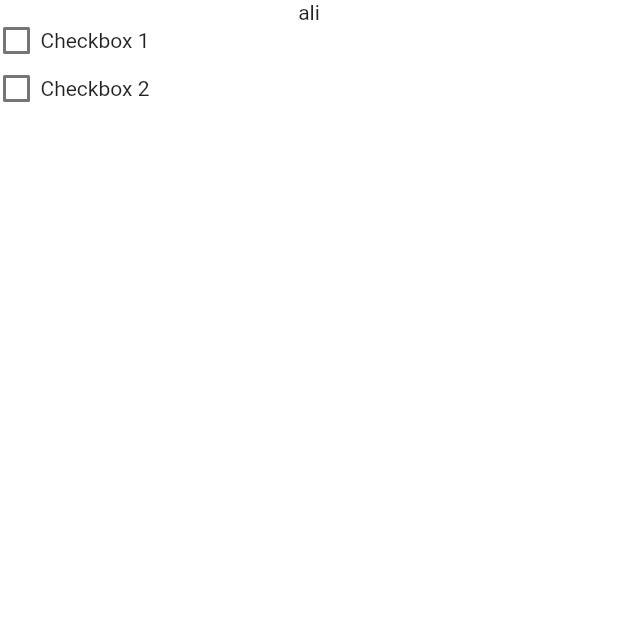
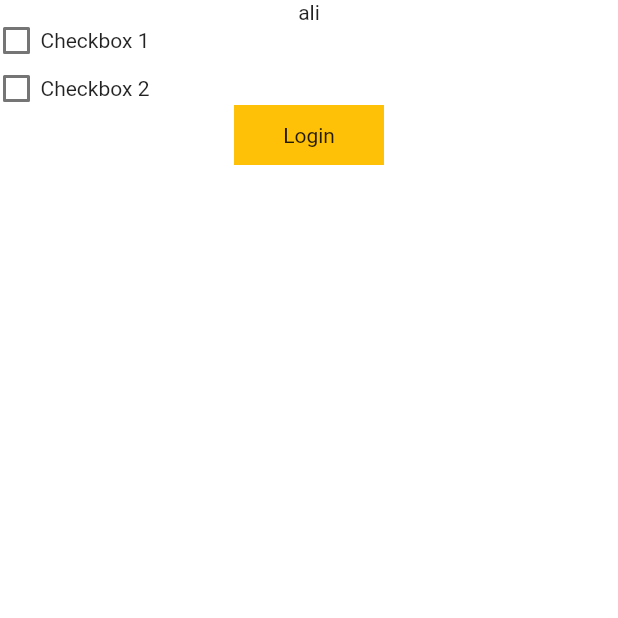
Before and after one commit to mobarak25/structure, a Flutter app: the screen it shows after launch, on a phone screen of 412 x 824 dp, the top half of it. Run offline on Flutter 3.47's test engine with Material 2 defaults, Android fonts, the phone set to English and light mode, and no system bars; our stand-ins replace bloc, equatable, flutter_bloc, get_it, injectable.

```diff
--- /dev/null
+++ b/lib/core/ioc/global.dart
@@ -0,0 +1,2 @@
+export 'ioc.config.dart';
+export 'ioc.dart';
--- /dev/null
+++ b/lib/core/ioc/ioc.dart
@@ -0,0 +1,8 @@
+import 'package:get_it/get_it.dart';
+import 'package:injectable/injectable.dart';
+import 'package:structure/core/ioc/global.dart';
+
+final getIt = GetIt.instance;
+
+@InjectableInit()
+void configureDependencies() => $initGetIt(getIt);
--- a/lib/features/app/presentation/home/bloc/home_bloc.dart
+++ b/lib/features/app/presentation/home/bloc/home_bloc.dart
@@ -1,16 +1,20 @@
 import 'dart:async';
-
 import 'package:bloc/bloc.dart';
 import 'package:equatable/equatable.dart';
+import 'package:structure/core/navigator/iflutter_navigator.dart';
+import 'package:structure/features/app/presentation/login/view/login_screen.dart';
 
 part 'home_event.dart';
 part 'home_state.dart';
 
 class HomeBloc extends Bloc<HomeEvent, HomeState> {
-  HomeBloc() : super(HomeInitial()) {
+  HomeBloc(this._iFlutterNavigator) : super(HomeInitial()) {
     on<GetCheck1val>(_getCheck1val);
     on<GetCheck2val>(_getCheck2val);
+    on<GoToLoginScreen>(_goToLoginScreen);
   }
+
+  final IFlutterNavigator _iFlutterNavigator;
 
   FutureOr<void> _getCheck1val(GetCheck1val event, Emitter<HomeState> emit) {
     emit(state.copyWith(check1val: event.value, setState2: true));
@@ -22,4 +26,10 @@ class HomeBloc extends Bloc<HomeEvent, HomeState> {
     print(state.setState2);
     print('////');
   }
+
+  FutureOr<void> _goToLoginScreen(
+      GoToLoginScreen event, Emitter<HomeState> emit) {
+    _iFlutterNavigator.push(LoginScreen.route());
+    // _iFlutterNavigator.push(NewPasswordScreen.route());
+  }
 }
--- a/lib/features/app/presentation/home/bloc/home_event.dart
+++ b/lib/features/app/presentation/home/bloc/home_event.dart
@@ -16,3 +16,5 @@ class GetCheck2val extends HomeEvent {
   const GetCheck2val({required this.value});
   final bool value;
 }
+
+class GoToLoginScreen extends HomeEvent {}
--- a/lib/features/app/presentation/home/bloc/home_state.dart
+++ b/lib/features/app/presentation/home/bloc/home_state.dart
@@ -3,32 +3,36 @@ part of 'home_bloc.dart';
 class HomeState extends Equatable {
   const HomeState({
     this.name = "ali",
+    this.isHide = true,
     this.check1val = false,
     this.check2val = false,
     this.setState2 = false,
   });
 
   final String name;
+  final bool isHide;
   final bool check1val;
   final bool check2val;
   final bool setState2;
 
   HomeState copyWith({
     String? name,
+    bool? isHide,
     bool? check1val,
     bool? check2val,
     bool? setState2,
   }) {
     return HomeState(
       name: name ?? this.name,
+      isHide: isHide ?? false,
       check1val: check1val ?? this.check1val,
       check2val: check2val ?? this.check2val,
-      setState2: setState2 ?? this.setState2,
+      setState2: setState2 ?? false,
     );
   }
 
   @override
-  List<Object> get props => [name, check1val, check2val, setState2];
+  List<Object> get props => [name, isHide, check1val, check2val, setState2];
 }
 
 class HomeInitial extends HomeState {}
--- a/lib/features/app/presentation/home/home_page.dart
+++ b/lib/features/app/presentation/home/view/home_page.dart
@@ -1,11 +1,13 @@
 import 'package:flutter/material.dart';
 import 'package:flutter_bloc/flutter_bloc.dart';
+import 'package:structure/core/ioc/global.dart';
+import 'package:structure/core/navigator/iflutter_navigator.dart';
 import 'package:structure/core/widget/body.dart';
 import 'package:structure/core/widget/checkbox.dart';
 import 'package:structure/features/app/presentation/home/bloc/home_bloc.dart';
 
 class HomeScreen extends StatelessWidget {
-  const HomeScreen({super.key});
+  const HomeScreen({Key? key}) : super(key: key);
   static Route<dynamic> route() => MaterialPageRoute<dynamic>(
         builder: (_) => const HomeScreen(),
       );
@@ -13,14 +15,14 @@ class HomeScreen extends StatelessWidget {
   @override
   Widget build(BuildContext context) {
     return BlocProvider(
-      create: (_) => HomeBloc(),
+      create: (_) => HomeBloc(getIt<IFlutterNavigator>()),
       child: BlocBuilder<HomeBloc, HomeState>(
         builder: (context, state) {
           final bloc = context.read<HomeBloc>();
           return Body(
             child: Column(
               children: [
-                Text(state.name),
+                Text(state.isHide ? state.name : 'sdf'),
                 CheckBoxB(
                   label: "Checkbox 1",
                   intialValue: state.check1val,
@@ -37,6 +39,24 @@ class HomeScreen extends StatelessWidget {
                     bloc.add(GetCheck2val(value: val));
                   },
                 ),
+                GestureDetector(
+                  onTap: () {
+                    bloc.add(GoToLoginScreen());
+                    // Navigator.push(
+                    //   context,
+                    //   MaterialPageRoute(
+                    //       builder: (context) => const LoginScreen()),
+                    // );
+                  },
+                  child: Container(
+                    width: 100,
+                    height: 40,
+                    decoration: const BoxDecoration(color: Colors.amber),
+                    child: const Center(
+                      child: Text('Login'),
+                    ),
+                  ),
+                )
               ],
             ),
           );
--- /dev/null
+++ b/lib/features/app/presentation/login/bloc/login_bloc.dart
@@ -0,0 +1,13 @@
+import 'package:bloc/bloc.dart';
+import 'package:equatable/equatable.dart';
+
+part 'login_event.dart';
+part 'login_state.dart';
+
+class LoginBloc extends Bloc<LoginEvent, LoginState> {
+  LoginBloc() : super(LoginInitial()) {
+    on<LoginEvent>((event, emit) {
+      // TODO: implement event handler
+    });
+  }
+}
--- a/lib/main.dart
+++ b/lib/main.dart
@@ -1,7 +1,10 @@
 import 'package:flutter/material.dart';
-import 'package:structure/features/app/presentation/home/home_page.dart';
+import 'package:structure/core/ioc/global.dart';
+import 'package:structure/core/navigator/iflutter_navigator.dart';
+import 'package:structure/features/app/presentation/home/view/home_page.dart';
 
 void main() {
+  configureDependencies();
   runApp(const MyApp());
 }
 
@@ -17,6 +20,7 @@ class MyApp extends StatelessWidget {
         primarySwatch: Colors.blue,
       ),
       home: const HomeScreen(),
+      navigatorKey: getIt<IFlutterNavigator>().navigatorKey,
     );
   }
 }
--- a/pubspec.yaml
+++ b/pubspec.yaml
@@ -35,6 +35,7 @@ dependencies:
   # The following adds the Cupertino Icons font to your application.
   # Use with the CupertinoIcons class for iOS style icons.
   cupertino_icons: ^1.0.2
+  get_it: ^7.2.0
   injectable: ^2.1.0
   flutter_bloc: ^8.1.2
   equatable: ^2.0.5
```
Also changed, not shown: lib/features/app/presentation/login/bloc/login_event.dart (added, +8 -0 lines), lib/features/app/presentation/login/bloc/login_state.dart (added, +10 -0 lines), lib/features/app/presentation/login/view/login_screen.dart (added, +29 -0 lines), lib/core/ioc/ioc.config.dart (added), pubspec.lock.
